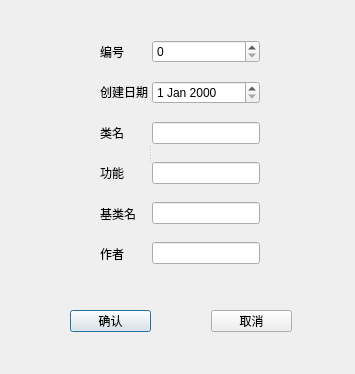
The window that newclassdialog.ui (Serissia/Qt_OOPManager) describes before a commit, drawn with Qt 5.
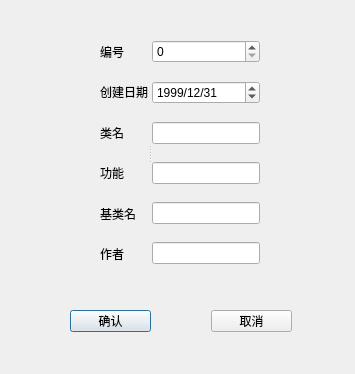
The same window after the commit.

What changed in the file:
```diff
--- a/newclassdialog.ui
+++ b/newclassdialog.ui
@@ -87,7 +87,21 @@
       </widget>
      </item>
      <item>
-      <widget class="QDateEdit" name="dateEdit"/>
+      <widget class="QDateEdit" name="dateEdit">
+       <property name="dateTime">
+        <datetime>
+         <hour>23</hour>
+         <minute>59</minute>
+         <second>59</second>
+         <year>1999</year>
+         <month>12</month>
+         <day>31</day>
+        </datetime>
+       </property>
+       <property name="displayFormat">
+        <string>yyyy/M/d</string>
+       </property>
+      </widget>
      </item>
      <item>
       <widget class="QLineEdit" name="lineClass"/>
```
Left out of the diff: 9 changed lines with no effect on the pictures.
